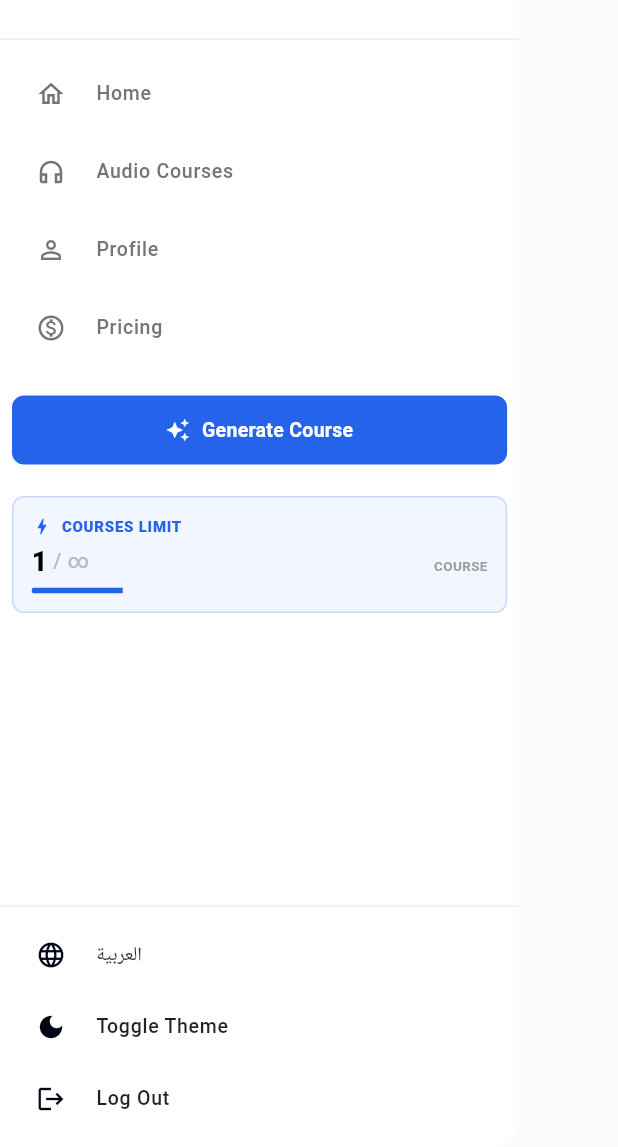
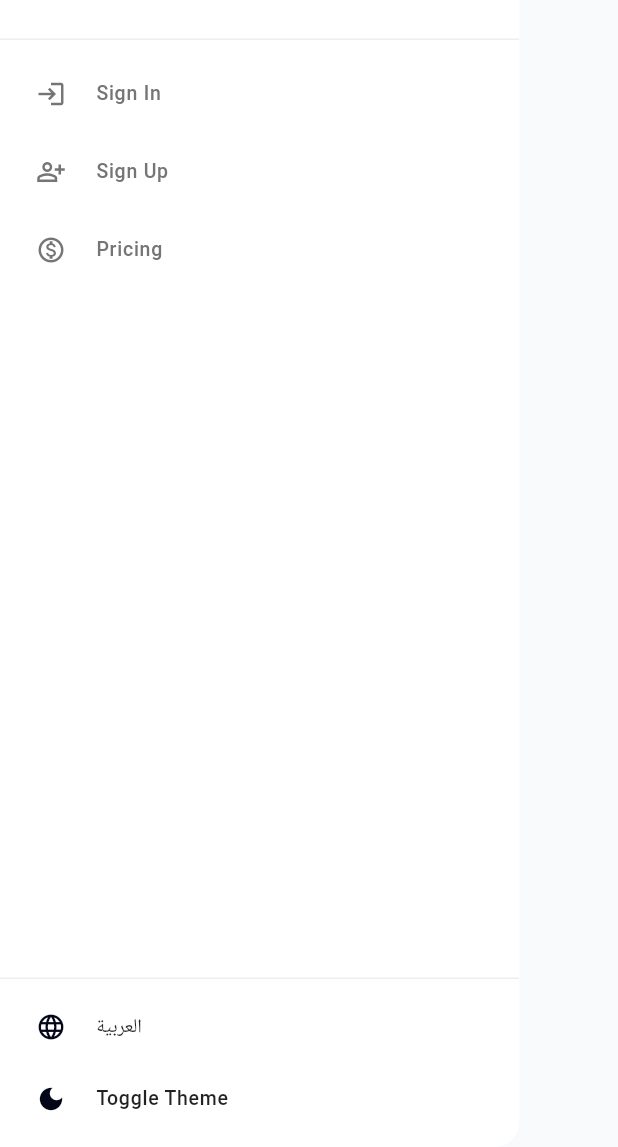
Before and after one commit to ahmedabdelkreem404/_Novais, a Flutter app: the AppSidebar widget shown alone on an empty page, opened directly, on a phone screen of 412 x 824 dp, the part 89-1236 px from its top. Run offline on Flutter 3.47's test engine with Material 3 defaults, Android fonts, the phone set to English and light mode, and no system bars; our stand-ins replace dio, flutter_markdown, flutter_riverpod, flutter_secure_storage, go_router, image_picker and 5 more; accounts and stored records are empty; network calls fail; project files that could hold a hidden picture were left out.

Commit message:
feat: implement media upload controller, configure mobile app routing, and add dashboard shell with sidebar navigation

```diff
--- a/mobile/lib/core/router/app_router.dart
+++ b/mobile/lib/core/router/app_router.dart
@@ -93,8 +93,6 @@ final appRouterProvider = Provider<GoRouter>((ref) {
       ),
 
       // ── Auth ─────────────────────────────────────────────────────────────────
-      GoRoute(path: '/signin', builder: (_, __) => const SignInScreen()),
-      GoRoute(path: '/signup', builder: (_, __) => const SignUpScreen()),
       GoRoute(
           path: '/forgot-password',
           builder: (_, __) => const ForgotPasswordScreen()),
@@ -121,6 +119,8 @@ final appRouterProvider = Provider<GoRouter>((ref) {
               path: '/audio', builder: (_, __) => const AudioCoursesScreen()),
           GoRoute(path: '/notes', builder: (_, __) => const NotesScreen()),
           GoRoute(path: '/profile', builder: (_, __) => const ProfileScreen()),
+          GoRoute(path: '/signin', builder: (_, __) => const SignInScreen()),
+          GoRoute(path: '/signup', builder: (_, __) => const SignUpScreen()),
         ],
       ),
 
--- a/mobile/lib/widgets/app_sidebar.dart
+++ b/mobile/lib/widgets/app_sidebar.dart
@@ -75,6 +75,7 @@ class AppSidebar extends ConsumerWidget {
             child: ListView(
               padding: const EdgeInsets.symmetric(horizontal: 8, vertical: 12),
               children: [
+                if (isAuthenticated) ...[
                   const _NavItem(
                     icon: Icons.home_outlined,
                     selectedIcon: Icons.home,
@@ -134,6 +135,26 @@ class AppSidebar extends ConsumerWidget {
                   ),
                   const SizedBox(height: 20),
                   _UsageCard(isDark: isDark),
+                ] else ...[
+                  const _NavItem(
+                    icon: Icons.login_outlined,
+                    selectedIcon: Icons.login,
+                    labelKey: 'sign_in',
+                    path: '/signin',
+                  ),
+                  const _NavItem(
+                    icon: Icons.person_add_alt_outlined,
+                    selectedIcon: Icons.person_add_alt_1,
+                    labelKey: 'sign_up',
+                    path: '/signup',
+                  ),
+                  const _NavItem(
+                    icon: Icons.monetization_on_outlined,
+                    selectedIcon: Icons.monetization_on,
+                    labelKey: 'pricing',
+                    path: '/pricing',
+                  ),
+                ],
               ],
             ),
           ),
@@ -163,6 +184,7 @@ class AppSidebar extends ConsumerWidget {
                       ref.read(themeModeProvider.notifier).toggle();
                     },
                   ),
+                if (isAuthenticated)
                   _ActionItem(
                     icon: Icons.logout,
                     label: l10n.t('logout'),
```
Also changed, not shown: mobile/lib/features/dashboard/shell_screen.dart (+103 -5 lines), 3 other files. Lines whose indentation alone changed are shown as unchanged.
